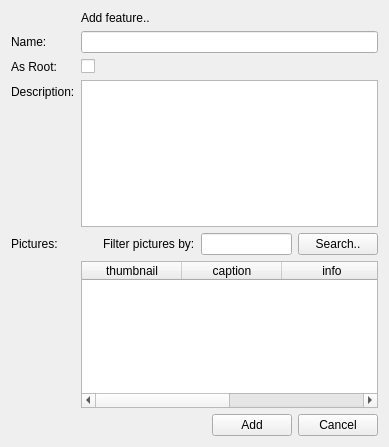
This is client/uiforms/feature_add.ui in Wolframe/configurator as Qt 5 draws it before an edit. The edited form follows.
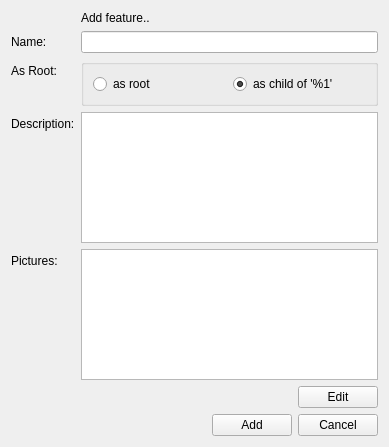
This is the edited form. Icons and pictures are not drawn.

Commit message: synchronized categories and features

Patch:
```diff
--- a/client/uiforms/feature_add.ui
+++ b/client/uiforms/feature_add.ui
@@ -17,6 +17,23 @@
    <property name="fieldGrowthPolicy">
     <enum>QFormLayout::AllNonFixedFieldsGrow</enum>
    </property>
+   <item row="0" column="0">
+    <widget class="QLabel" name="label_3">
+     <property name="text">
+      <string/>
+     </property>
+     <property name="pixmap">
+      <pixmap resource="../configurator.qrc">:/images/chart_organisation_add.png</pixmap>
+     </property>
+    </widget>
+   </item>
+   <item row="0" column="1">
+    <widget class="QLabel" name="label_4">
+     <property name="text">
+      <string>Add feature..</string>
+     </property>
+    </widget>
+   </item>
    <item row="1" column="0">
     <widget class="QLabel" name="label_name">
      <property name="text">
@@ -34,6 +51,13 @@
      </property>
     </widget>
    </item>
+   <item row="2" column="0">
+    <widget class="QLabel" name="label_5">
+     <property name="text">
+      <string>As Root:</string>
+     </property>
+    </widget>
+   </item>
    <item row="3" column="0">
     <widget class="QLabel" name="label_description">
      <property name="text">
@@ -47,64 +71,14 @@
    <item row="3" column="1">
     <widget class="QPlainTextEdit" name="description"/>
    </item>
-   <item row="5" column="1">
-    <widget class="QTableWidget" name="picture">
-     <property name="horizontalScrollBarPolicy">
-      <enum>Qt::ScrollBarAsNeeded</enum>
+   <item row="4" column="0">
+    <widget class="QLabel" name="label">
+     <property name="text">
+      <string>Pictures:</string>
      </property>
-     <property name="alternatingRowColors">
-      <bool>true</bool>
+     <property name="buddy">
+      <cstring>pictures</cstring>
      </property>
-     <property name="selectionMode">
-      <enum>QAbstractItemView::MultiSelection</enum>
-     </property>
-     <property name="selectionBehavior">
-      <enum>QAbstractItemView::SelectRows</enum>
-     </property>
-     <property name="showGrid">
-      <bool>true</bool>
-     </property>
-     <property name="gridStyle">
-      <enum>Qt::DotLine</enum>
-     </property>
-     <property name="sortingEnabled">
-      <bool>true</bool>
-     </property>
-     <property name="action" stdset="0">
-      <string notr="true">PictureListRequest picture {search{{main.search}}}</string>
-     </property>
-     <property name="answer" stdset="0">
-      <string notr="true">PictureList list {picture[] {id={row.id}; caption{{row.caption}}; info{{row.info}}; thumbnail{{row.thumbnail.pixmap}}; tags{{?}}}}</string>
-     </property>
-     <property name="dataslot" stdset="0">
-      <string notr="true">picture</string>
-     </property>
-     <attribute name="horizontalHeaderShowSortIndicator" stdset="0">
-      <bool>true</bool>
-     </attribute>
-     <attribute name="verticalHeaderStretchLastSection">
-      <bool>false</bool>
-     </attribute>
-     <column>
-      <property name="text">
-       <string>thumbnail</string>
-      </property>
-     </column>
-     <column>
-      <property name="text">
-       <string>caption</string>
-      </property>
-     </column>
-     <column>
-      <property name="text">
-       <string>info</string>
-      </property>
-     </column>
-     <column>
-      <property name="text">
-       <string>tags</string>
-      </property>
-     </column>
     </widget>
    </item>
    <item row="6" column="1">
@@ -128,11 +102,14 @@
         <string>Add</string>
        </property>
        <property name="action" stdset="0">
-        <string notr="true">createFeature feature {parentID={main.id}}</string>
+        <string notr="true">createFeature feature {parentID={main.id}; name{{main.name}}; description{{main.description}}} </string>
        </property>
        <property name="form" stdset="0">
         <string notr="true">_CLOSE_</string>
        </property>
+       <property name="datasignal:clicked" stdset="0">
+        <string>features</string>
+       </property>
       </widget>
      </item>
      <item>
@@ -147,8 +124,71 @@
      </item>
     </layout>
    </item>
+   <item row="2" column="1">
+    <widget class="QGroupBox" name="root">
+     <property name="title">
+      <string/>
+     </property>
+     <property name="checkable">
+      <bool>false</bool>
+     </property>
+     <property name="checked">
+      <bool>false</bool>
+     </property>
+     <layout class="QHBoxLayout" name="horizontalLayout_3">
+      <item>
+       <widget class="QRadioButton" name="yes">
+        <property name="text">
+         <string>as root</string>
+        </property>
+       </widget>
+      </item>
+      <item>
+       <widget class="QRadioButton" name="no">
+        <property name="text">
+         <string>as child of '%1'</string>
+        </property>
+        <property name="checked">
+         <bool>true</bool>
+        </property>
+        <property name="action" stdset="0">
+         <string>FeatureRequest feature {id={main.id}}</string>
+        </property>
+        <property name="answer" stdset="0">
+         <string>Feature feature {id={?}; parentID={?}; name{{1}}; normalizedName{{?}}; description{{2}}}</string>
+        </property>
+        <property name="state:visible" stdset="0">
+         <string>{main.id}&gt;1</string>
+        </property>
+        <property name="state:enabled" stdset="0">
+         <string>{main.id}&gt;1</string>
+        </property>
+       </widget>
+      </item>
+     </layout>
+    </widget>
+   </item>
    <item row="4" column="1">
-    <layout class="QHBoxLayout" name="horizontalLayout_3">
+    <widget class="QListWidget" name="pictures">
+     <property name="iconSize">
+      <size>
+       <width>50</width>
+       <height>50</height>
+      </size>
+     </property>
+     <property name="viewMode">
+      <enum>QListView::IconMode</enum>
+     </property>
+     <property name="action" stdset="0">
+      <string>FeaturePictureListRequest feature {id={main.id}}</string>
+     </property>
+     <property name="answer" stdset="0">
+      <string>FeaturePictureList pictures {picture[] {id={pictures.item.id}; thumbnail{{pictures.item.icon}} }}</string>
+     </property>
+    </widget>
+   </item>
+   <item row="5" column="1">
+    <layout class="QHBoxLayout" name="horizontalLayout_2">
      <item>
       <spacer name="horizontalSpacer_2">
        <property name="orientation">
@@ -163,71 +203,17 @@
       </spacer>
      </item>
      <item>
-      <widget class="QLabel" name="label_2">
+      <widget class="QPushButton" name="add_edit_button">
        <property name="text">
-        <string>Filter pictures by:</string>
+        <string>Edit</string>
        </property>
-      </widget>
-     </item>
-     <item>
-      <widget class="QLineEdit" name="search"/>
-     </item>
-     <item>
-      <widget class="QPushButton" name="searchButton">
-       <property name="text">
-        <string>Search..</string>
-       </property>
-       <property name="datasignal:clicked" stdset="0">
-        <string notr="true">picture</string>
+       <property name="form" stdset="0">
+        <string>picture_select?widgetid={main.widgetid}_picture&amp;picture.selected={pictures.id}</string>
        </property>
       </widget>
      </item>
     </layout>
    </item>
-   <item row="4" column="0">
-    <widget class="QLabel" name="label">
-     <property name="text">
-      <string>Pictures:</string>
-     </property>
-     <property name="buddy">
-      <cstring>picture</cstring>
-     </property>
-    </widget>
-   </item>
-   <item row="0" column="0">
-    <widget class="QLabel" name="label_3">
-     <property name="text">
-      <string/>
-     </property>
-     <property name="pixmap">
-      <pixmap resource="../configurator.qrc">:/images/chart_organisation_add.png</pixmap>
-     </property>
-    </widget>
-   </item>
-   <item row="0" column="1">
-    <widget class="QLabel" name="label_4">
-     <property name="text">
-      <string>Add feature..</string>
-     </property>
-    </widget>
-   </item>
-   <item row="2" column="1">
-    <widget class="QCheckBox" name="root">
-     <property name="text">
-      <string/>
-     </property>
-    </widget>
-   </item>
-   <item row="2" column="0">
-    <widget class="QLabel" name="label_5">
-     <property name="text">
-      <string>As Root:</string>
-     </property>
-     <property name="buddy">
-      <cstring>root</cstring>
-     </property>
-    </widget>
-   </item>
   </layout>
  </widget>
  <tabstops>
```
Left out of the diff: 27 changed lines with no effect on the pictures. The commit also changes 10 other files.
